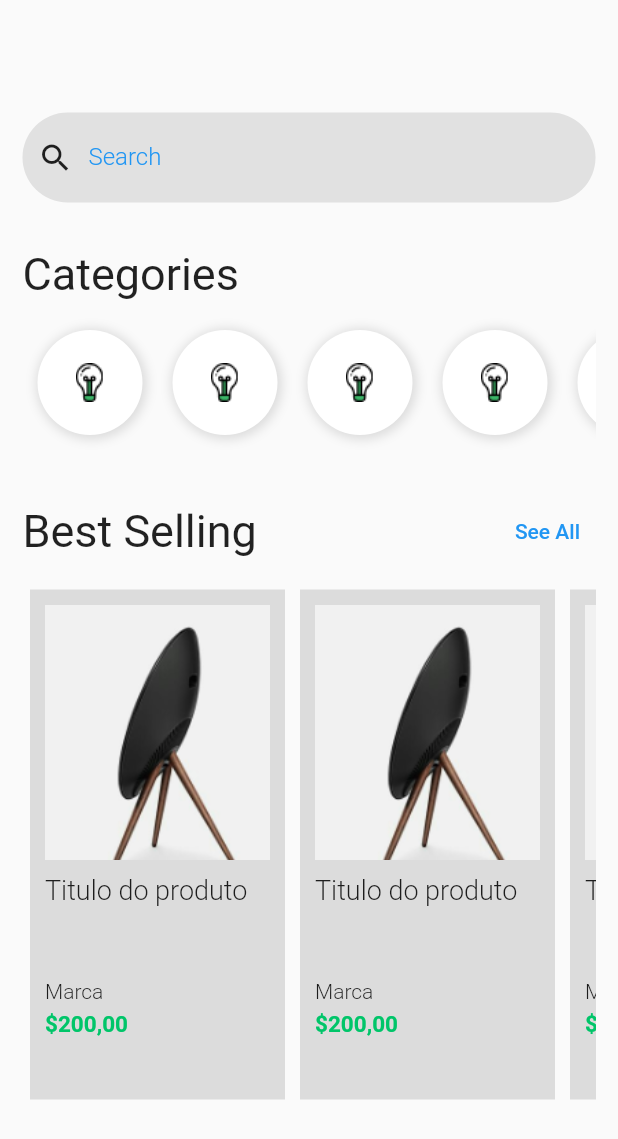
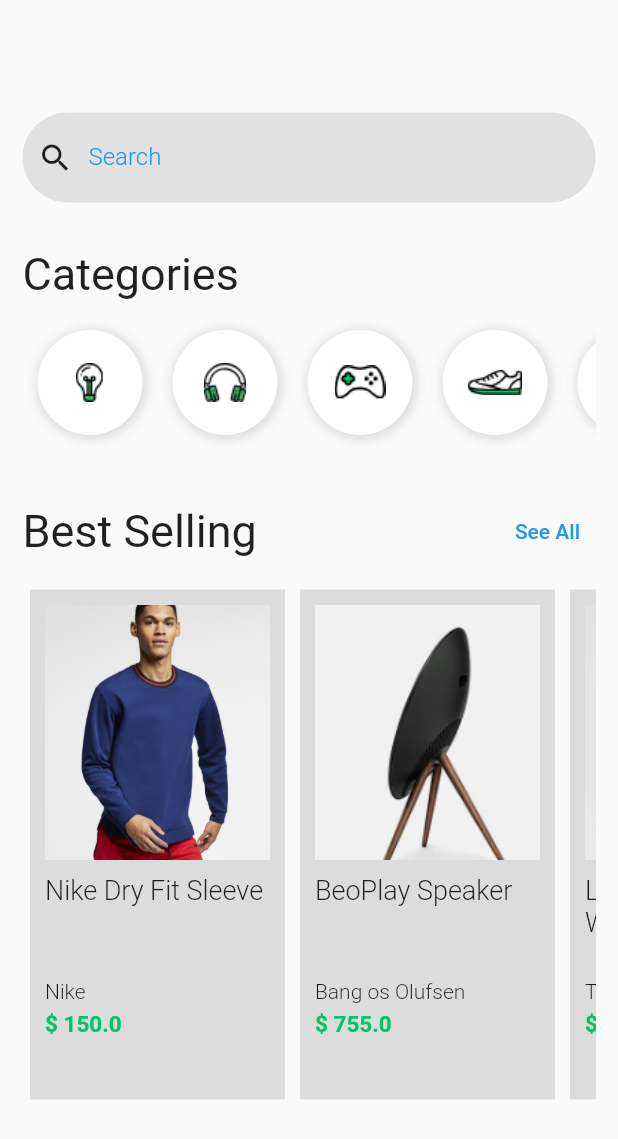
Before and after one commit to Destroier1945/shopping, a Flutter app: the HomePage screen opened directly, after a tap on "See All", on a phone screen of 412 x 824 dp. Shown: the top 1139 px of the screen. Run offline on Flutter 3.47's test engine with Material 2 defaults, Android fonts, the phone set to English and light mode, and no system bars.

Commit message:
Conclusao da organizacao dos Widgets

```diff
--- a/lib/pages/home.page.dart
+++ b/lib/pages/home.page.dart
@@ -1,5 +1,8 @@
 import 'package:flutter/material.dart';
-import 'package:shopping/pages/product.page.dart';
+import 'package:shopping/widgets/category/category-list.widget.dart';
+import 'package:shopping/widgets/search-box.widget.dart';
+
+import '../widgets/products/product-list.widget.dart';
 
 class HomePage extends StatelessWidget {
   const HomePage({super.key});
@@ -8,176 +11,43 @@ class HomePage extends StatelessWidget {
   Widget build(BuildContext context) {
     return Scaffold(
       body: Container(
-        padding: EdgeInsets.all(15),
+        padding: const EdgeInsets.all(15),
         width: double.infinity,
+        child: SingleChildScrollView(
           child: Column(
             crossAxisAlignment: CrossAxisAlignment.stretch,
             children: [
-            SizedBox(height: 60,),
-            search(),
-            SizedBox(height: 30,),
-            Text('Categories',
+              const SizedBox(height: 60,),
+              SearchBox(),
+              const SizedBox(height: 30,),
+              const Text('Categories',
               style: TextStyle(fontSize: 30 ),),
-            SizedBox(height: 10,),
-            Container(
+              const SizedBox(height: 10,),
+              SizedBox(
                 height: 90,
                 child: CategoryList(),
               ),
-            SizedBox(height: 30,),
+              const SizedBox(height: 30,),
               Row(
                 mainAxisAlignment: MainAxisAlignment.spaceBetween,
                 children: [
-                Text('Best Selling',
+                  const Text('Best Selling',
                   style: TextStyle(
                     fontSize: 30,
                   ),),
                   TextButton(onPressed: (){},
-                    child: Text('See All'),),
+                      child: const Text('See All'),),
                 ],
               ),
-            SizedBox(height: 10,),
-            Container(
+              const SizedBox(height: 10,),
+              SizedBox(
                 height: 350,
-              child: productList(context),
+                child: ProductList(scrollDirection: Axis.horizontal,),
               )
             ],
+          ),
         ),
       ),
     );
   }
 }
-
-Widget productCard(BuildContext context){
-  return Container(
-    padding: EdgeInsets.all(10),
-    margin: EdgeInsets.all(5),
-    width: 170,
-    color: Colors.black12,
-    child: Column(
-      crossAxisAlignment: CrossAxisAlignment.start,
-      children: [
-        GestureDetector(
-          onTap: (){
-            Navigator.push( context, MaterialPageRoute(builder: (context)=> ProductPage(),),);
-          },
-          child: Image.asset('assets/product-1.png',
-            width: 170,
-            height: 170,
-            fit: BoxFit.cover,
-          ),
-        ),
-        SizedBox(height: 10,),
-        Container(
-          height: 60,
-          child: Text('Titulo do produto',
-          style: TextStyle(
-            fontSize: 18,
-          fontWeight: FontWeight.w300),),
-        ),
-        SizedBox(
-          height: 10,
-        ),
-        Text('Marca',
-          style: TextStyle(
-          fontSize: 14,
-          fontWeight: FontWeight.w300
-        ),),
-        SizedBox(height: 5,),
-        Text('\$200,00',
-        style: TextStyle(
-          fontSize: 15,
-          fontWeight: FontWeight.bold,
-          color: Color(0xFF00C569),
-        ),),
-      ],
-    ),
-  );
-}
-
-Widget productList(BuildContext context){
-  return Container(
-    child: ListView(
-      scrollDirection:Axis.horizontal,
-      children: [
-        productCard(context),
-        productCard(context),
-        productCard(context),
-        productCard(context)
-      ],
-    ),
-  );
-}
-
-Widget CategoryList(){
-  return Container(
-    child: ListView(
-      scrollDirection: Axis.horizontal,
-      children: [
-        categoryItem(),
-        categoryItem(),
-        categoryItem(),
-        categoryItem(),
-        categoryItem(),
-        categoryItem(),
-        categoryItem(),
-      ],
-    ),
-  );
-}
-Widget categoryItem(){
-  return Container(
-    width: 70,
-    height: 70,
-    margin: EdgeInsets.all(10),
-    padding: EdgeInsets.all(10),
-    decoration: BoxDecoration(
-      color: Colors.white,
-      boxShadow: [new BoxShadow(
-        color: Colors.black12,
-        offset: new Offset(1, 1),
-        blurRadius: 5,
-        spreadRadius: 2,
-      ),
-      ],
-      borderRadius: BorderRadius.all(
-        Radius.circular(64)
-      )
-    ),
-    child: Image.asset('assets/Icon_Devices.png'),
-  );
-}
-Widget search(){
-  return Container(
-    height: 60,
-    padding: EdgeInsets.only(left: 10),
-    decoration: BoxDecoration(
-      color: Colors.black.withOpacity(0.1),
-      borderRadius: BorderRadius.all(Radius.circular(128),),
-    ),
-    child: Row(
-      children: [
-        Icon(Icons.search),
-        Container(
-          width: 300,
-          padding: EdgeInsets.only(left: 10),
-          child: TextFormField(
-            keyboardType: TextInputType.text,
-            decoration: InputDecoration(
-              border: InputBorder.none,
-              labelText: 'Search',
-              labelStyle: TextStyle(
-                color: Colors.blue,
-                fontWeight: FontWeight.w300,
-                fontSize: 16,
-              ),
-            ),
-            style: TextStyle(
-              fontSize: 20,
-              color: Colors.blue,
-            ),
-          ),
-        ),
-      ],
-    )
-  );
-}
--- /dev/null
+++ b/lib/widgets/category/category-item.dart
@@ -0,0 +1,31 @@
+import 'package:flutter/material.dart';
+
+class CategoryItem extends StatelessWidget {
+  final String image;
+
+  CategoryItem({required this.image});
+
+  @override
+  Widget build(BuildContext context) {
+    return Container(
+      width: 70,
+      height: 70,
+      margin: const EdgeInsets.all(10),
+      padding: const EdgeInsets.all(10),
+      decoration: const BoxDecoration(
+          color: Colors.white,
+          boxShadow: [BoxShadow(
+            color: Colors.black12,
+            offset: Offset(1, 1),
+            blurRadius: 5,
+            spreadRadius: 2,
+          ),
+          ],
+          borderRadius: BorderRadius.all(
+              Radius.circular(64)
+          )
+      ),
+      child: Image.asset(image),
+    );
+  }
+}
--- /dev/null
+++ b/lib/widgets/category/category-list.widget.dart
@@ -0,0 +1,20 @@
+import 'package:flutter/material.dart';
+import 'package:shopping/widgets/category/category-item.dart';
+
+class CategoryList extends StatelessWidget {
+  const CategoryList({Key? key}) : super(key: key);
+
+  @override
+  Widget build(BuildContext context) {
+    return ListView(
+      scrollDirection: Axis.horizontal,
+      children: [
+        CategoryItem(image: 'assets/Icon_Devices.png',),
+        CategoryItem(image: 'assets/Icon_Gadgets.png',),
+        CategoryItem(image: 'assets/Icon_Gaming.png',),
+        CategoryItem(image: 'assets/Icon_Mens_Shoe.png'),
+        CategoryItem(image: 'assets/Icon_Womens_Shoe.png',),
+      ],
+    );
+  }
+}
--- /dev/null
+++ b/lib/widgets/products/product-card.widget.dart
@@ -0,0 +1,72 @@
+import 'package:flutter/material.dart';
+import 'package:shopping/pages/product.page.dart';
+
+class ProductCard extends StatelessWidget {
+  final String image;
+  final String title;
+  final String description;
+  final double price;
+
+  ProductCard({
+    required this.image,
+    required this.title,
+    required this.description,
+    required this.price,
+});
+
+  @override
+  Widget build(BuildContext context) {
+    return Container(
+      padding:  EdgeInsets.all(10),
+      margin:  EdgeInsets.all(5),
+      width: 170,
+      color: Colors.black12,
+      child: Column(
+        crossAxisAlignment: CrossAxisAlignment.start,
+        children: [
+          GestureDetector(
+            onTap: (){
+              Navigator.push(
+                context,
+                MaterialPageRoute(
+                  builder: (context)=> ProductPage(
+                    title: title,
+                    description: description,
+                    image: image,
+                    price: price,
+                  ),),);
+            },
+            child: Image.asset(image,
+              width: 170,
+              height: 170,
+              fit: BoxFit.cover,
+            ),
+          ),
+          SizedBox(height: 10,),
+          SizedBox(
+            height: 60,
+            child: Text(title,
+              style: TextStyle(
+                  fontSize: 18,
+                  fontWeight: FontWeight.w300),),
+          ),
+          SizedBox(
+            height: 10,
+          ),
+          Text(description,
+            style: TextStyle(
+                fontSize: 14,
+                fontWeight: FontWeight.w300
+            ),),
+          SizedBox(height: 5,),
+          Text('\$ $price',
+            style: TextStyle(
+              fontSize: 15,
+              fontWeight: FontWeight.bold,
+              color: Color(0xFF00C569),
+            ),),
+        ],
+      ),
+    );
+  }
+}
--- /dev/null
+++ b/lib/widgets/products/product-list.widget.dart
@@ -0,0 +1,40 @@
+import 'package:flutter/material.dart';
+import 'package:shopping/widgets/products/product-card.widget.dart';
+
+class ProductList extends StatelessWidget {
+  final Axis scrollDirection;
+  const ProductList({Key? key, required this.scrollDirection}) : super(key: key);
+
+  @override
+  Widget build(BuildContext context) {
+    return ListView(
+      scrollDirection: scrollDirection,
+      children: [
+        ProductCard(
+          title: 'Nike Dry Fit Sleeve',
+          description: 'Nike',
+          image: 'assets/product-10.png',
+          price: 150.00,
+        ),
+        ProductCard(
+          title: 'BeoPlay Speaker',
+          description: 'Bang os Olufsen',
+          image: 'assets/product-1.png',
+          price: 755.00,
+        ),
+        ProductCard(
+          title: 'Leather WrisWratch',
+          description: 'Tag Hauer',
+          image: 'assets/product-2.png',
+          price: 450.00,
+        ),
+        ProductCard(
+          title: 'Smart Bluetooth Speaker',
+          description: 'Google Inc',
+          image: 'assets/product-3.png',
+          price: 900.00,
+        ),
+      ],
+    );
+  }
+}
--- /dev/null
+++ b/lib/widgets/search-box.widget.dart
@@ -0,0 +1,41 @@
+import 'package:flutter/material.dart';
+class SearchBox extends StatelessWidget {
+  const SearchBox({Key? key}) : super(key: key);
+
+  @override
+  Widget build(BuildContext context) {
+    return Container(
+        height: 60,
+        padding: const EdgeInsets.only(left: 10),
+        decoration: BoxDecoration(
+          color: Colors.black.withOpacity(0.1),
+          borderRadius: const BorderRadius.all(Radius.circular(128),),
+        ),
+        child: Row(
+          children: [
+            const Icon(Icons.search),
+            Container(
+              width: 200,
+              padding: const EdgeInsets.only(left: 10),
+              child: TextFormField(
+                keyboardType: TextInputType.text,
+                decoration: const InputDecoration(
+                  border: InputBorder.none,
+                  labelText: 'Search',
+                  labelStyle: TextStyle(
+                    color: Colors.blue,
+                    fontWeight: FontWeight.w300,
+                    fontSize: 16,
+                  ),
+                ),
+                style: const TextStyle(
+                  fontSize: 20,
+                  color: Colors.blue,
+                ),
+              ),
+            ),
+          ],
+        )
+    );
+  }
+}
```
Also changed, not shown: lib/main.dart (+5 -2 lines), lib/pages/cart.page.dart (added, +149 -0 lines), lib/pages/login.pages.dart (+0 -7 lines), lib/pages/product.page.dart (+40 -4 lines), lib/pages/tabs.page.dart (added, +39 -0 lines). Lines whose indentation alone changed are shown as unchanged.
